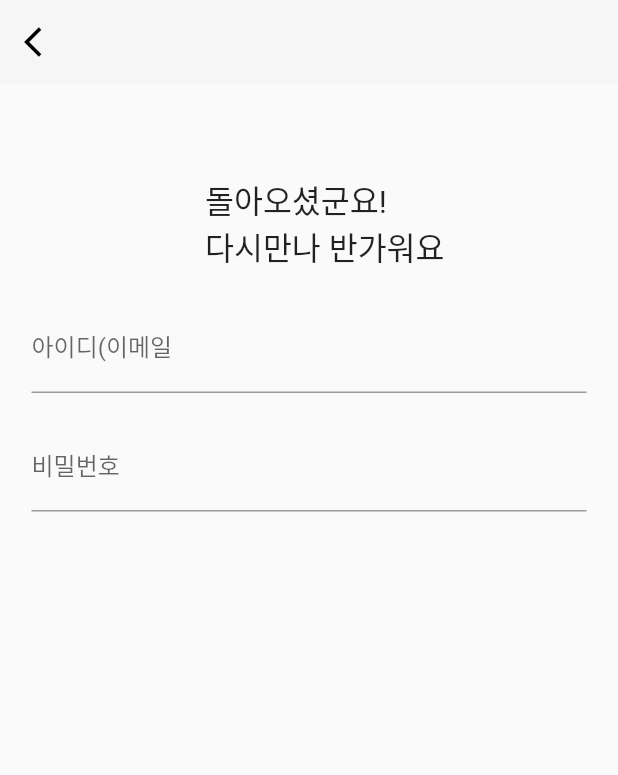
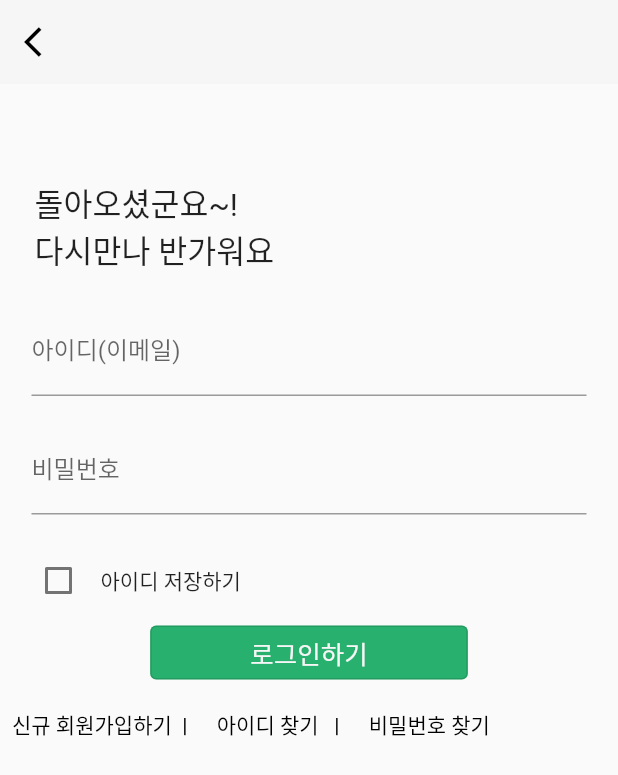
Before and after one commit to thisissolmi/SEESAW, a Flutter app: the Login screen opened directly, on a phone screen of 412 x 824 dp. Shown: the top 775 px of the screen. Run offline on Flutter 3.47's test engine with Material 2 defaults, Android fonts, the phone set to English and light mode, and no system bars.

```diff
--- a/lib/login.dart
+++ b/lib/login.dart
@@ -1,4 +1,5 @@
 import 'package:flutter/material.dart';
+import 'package:seesaw_1/signup.dart';
 import './signin.dart';
 
 class Login extends StatefulWidget {
@@ -27,28 +28,128 @@ class _LoginState extends State<Login> {
         backgroundColor: Color(0xFFF6F6F6),
       ),
       body: Column(
+        crossAxisAlignment: CrossAxisAlignment.start,
         children: [
           Padding(
-            padding: const EdgeInsets.fromLTRB(21, 62, 0, 0),
+            padding: const EdgeInsets.fromLTRB(23, 64, 0, 0),
             child: Text(
-              "돌아오셨군요! \n다시만나 반가워요",
+              "돌아오셨군요~! \n다시만나 반가워요",
               style: TextStyle(fontSize: 21),
             ),
           ),
           Padding(
             padding: const EdgeInsets.fromLTRB(21, 23, 21, 20),
             child: TextField(
-              decoration: InputDecoration(labelText: '아이디(이메일'),
+              decoration: InputDecoration(labelText: '아이디(이메일)'),
             ),
           ),
           Padding(
             padding: const EdgeInsets.fromLTRB(21, 0, 21, 20),
             child: TextField(
+              obscureText: true,
               decoration: InputDecoration(labelText: '비밀번호'),
             ),
           ),
+          Row(
+            children: [
+              Padding(
+                padding: const EdgeInsets.fromLTRB(15, 0, 0, 0),
+                child: check(),
+              ),
+              Padding(
+                padding: const EdgeInsets.fromLTRB(4, 0, 0, 0),
+                child: Text("아이디 저장하기"),
+              )
+            ],
+          ),
+          Center(
+            child: OutlinedButton(
+              style: FilledButton.styleFrom(
+                backgroundColor: Color(0xFFFF27B06E),
+              ),
+              onPressed: () {
+                Navigator.push(
+                  context,
+                  MaterialPageRoute(builder: (context) => Login()),
+                );
+              },
+              child: Text(
+                "            로그인하기            ",
+                style: TextStyle(
+                  color: Color(0xFFF6F6F6),
+                  fontSize: 17,
+                ),
+              ),
+            ),
+          ),
+          Row(
+            children: [
+              TextButton(
+                onPressed: () {
+                  Navigator.push(
+                    context,
+                    MaterialPageRoute(builder: (context) => Signup()),
+                  );
+                },
+                child: Text(
+                  "신규 회원가입하기  | ",
+                  style: TextStyle(color: Colors.black),
+                ),
+              ),
+              TextButton(
+                onPressed: () {
+                  Navigator.push(
+                    context,
+                    MaterialPageRoute(builder: (context) => Signup()),
+                  );
+                },
+                child: Text(
+                  "아이디 찾기   | ",
+                  style: TextStyle(color: Colors.black),
+                ),
+              ),
+              TextButton(
+                onPressed: () {
+                  Navigator.push(
+                    context,
+                    MaterialPageRoute(builder: (context) => Login()),
+                  );
+                },
+                child: Text(
+                  "비밀번호 찾기",
+                  style: TextStyle(color: Colors.black),
+                ),
+              ),
+            ],
+          )
         ],
       ),
     );
   }
 }
+
+class check extends StatefulWidget {
+  const check({super.key});
+
+  @override
+  State<check> createState() => _checkState();
+}
+
+class _checkState extends State<check> {
+  bool _isChecked = false;
+  @override
+  Widget build(BuildContext context) {
+    return Column(
+      children: [
+        Checkbox(
+          value: _isChecked,
+          onChanged: (value) {
+            setState(() {
+              _isChecked = true;
+            });
+          },
+        ),
+      ],
+    );
+  }
+}
```
Also changed, not shown: lib/signup.dart (+14 -5 lines).
